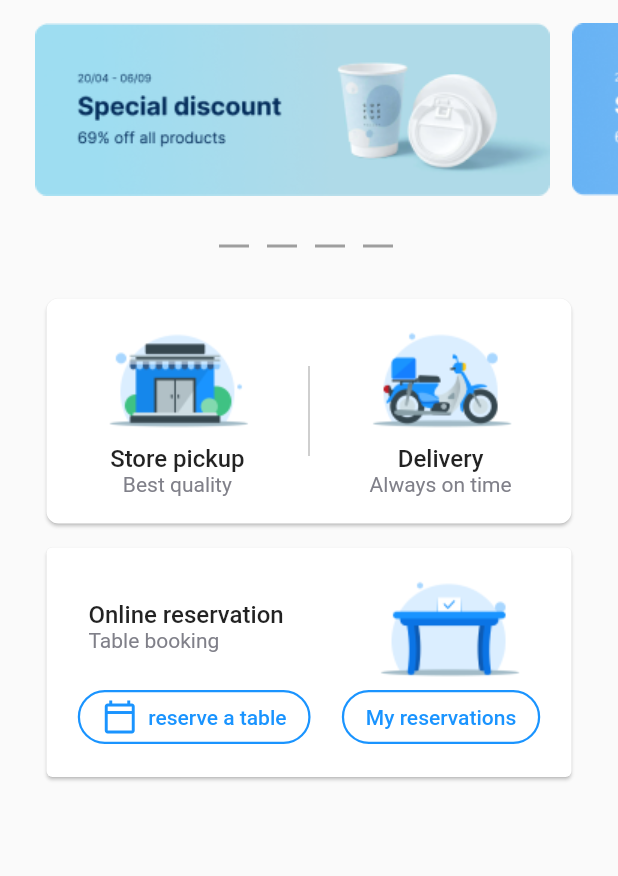
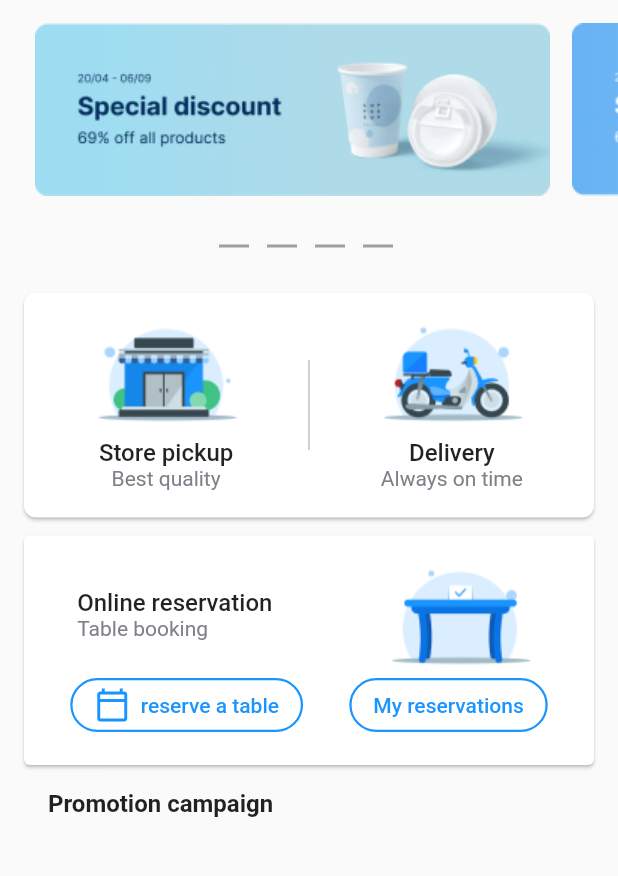
Before and after one commit to avetis001/Sample_restaurant, a Flutter app: the screen it shows after launch, on a phone screen of 412 x 824 dp, the part 147-1023 px from its top. Run offline on Flutter 3.47's test engine with Material 2 defaults, Android fonts, the phone set to English and light mode, and no system bars.

Commit message:
added widget PromptionsCompaingHome

```diff
--- a/lib/home/widgets/online_reservation_home.dart
+++ b/lib/home/widgets/online_reservation_home.dart
@@ -11,11 +11,10 @@ class _OnlineReservationHomeState extends State<OnlineReservationHome> {
   @override
   Widget build(BuildContext context) {
     return Card(
-      margin: const EdgeInsets.only(top: 12),
+      margin: const EdgeInsets.only(top: 12, left: 16, right: 16),
       child: Container(
         padding: const EdgeInsets.only(top: 16, bottom: 16),
-        // height: 150,
-        width: 350,
+        width: 370,
         child: const Column(
           children: [
             Row(
--- /dev/null
+++ b/lib/home/widgets/promptions_campaing_home.dart
@@ -0,0 +1,29 @@
+import 'package:flutter/material.dart';
+
+class PromptionsCompaingHome extends StatefulWidget {
+  const PromptionsCompaingHome({super.key});
+
+  @override
+  State<PromptionsCompaingHome> createState() => _PromptionsCompaingHomeState();
+}
+
+class _PromptionsCompaingHomeState extends State<PromptionsCompaingHome> {
+  @override
+  Widget build(BuildContext context) {
+    return const Padding(
+      padding: EdgeInsets.only(left: 16, right: 16, top: 16),
+      child: Column(
+        crossAxisAlignment: CrossAxisAlignment.start,
+        children: [
+          Padding(
+            padding: EdgeInsets.only(bottom: 12, left: 16),
+            child: Text(
+              'Promotion campaign',
+              style: TextStyle(fontSize: 16, fontWeight: FontWeight.w700),
+            ),
+          ),
+        ],
+      ),
+    );
+  }
+}
--- a/lib/home/widgets/scroll_list.dart
+++ b/lib/home/widgets/scroll_list.dart
@@ -2,6 +2,7 @@ import 'package:flutter/material.dart';
 import 'package:flutter_application_1/home/widgets/carousel_home.dart';
 import 'package:flutter_application_1/home/widgets/online_reservation_home.dart';
 import 'package:flutter_application_1/home/widgets/pagination_carousel.dart';
+import 'package:flutter_application_1/home/widgets/promptions_campaing_home.dart';
 import 'package:flutter_application_1/home/widgets/type_of_order_home.dart';
 
 class ScrollListHome extends StatefulWidget {
@@ -14,13 +15,18 @@ class ScrollListHome extends StatefulWidget {
 class _ScrollListHomeState extends State<ScrollListHome> {
   @override
   Widget build(BuildContext context) {
-    return const Column(
-      children: [
-        CarouselHome(),
-        PaginationCarousel(),
-        OrderType(),
-        OnlineReservationHome(),
-      ],
+    return SizedBox(
+      height: 730,
+      width: 500,
+      child: ListView(
+        children: const [
+          CarouselHome(),
+          PaginationCarousel(),
+          OrderType(),
+          OnlineReservationHome(),
+          PromptionsCompaingHome(),
+        ],
+      ),
     );
   }
 }
--- a/lib/home/widgets/type_of_order_home.dart
+++ b/lib/home/widgets/type_of_order_home.dart
@@ -11,13 +11,14 @@ class _OrderTypeState extends State<OrderType> {
   @override
   Widget build(BuildContext context) {
     return Card(
+      margin: const EdgeInsets.only(left: 16, right: 16),
       shape: RoundedRectangleBorder(
         borderRadius: BorderRadius.circular(8),
       ),
       child: Container(
         padding: const EdgeInsets.only(top: 16, bottom: 16),
         height: 150,
-        width: 350,
+        width: 370,
         child: Row(
           mainAxisAlignment: MainAxisAlignment.spaceEvenly,
           children: [
--- a/pubspec.yaml
+++ b/pubspec.yaml
@@ -68,6 +68,7 @@ flutter:
     - assets/images/cardimage1.png
     - assets/images/cardimage2.png
     - assets/images/reservationimage.png
+    - assets/images/
 
 
 
```
Also changed, not shown: assets/images/promimage1.png (added), assets/images/promimage2.png (added), assets/images/promimage3.png (added), assets/images/promimage4.png (added).
